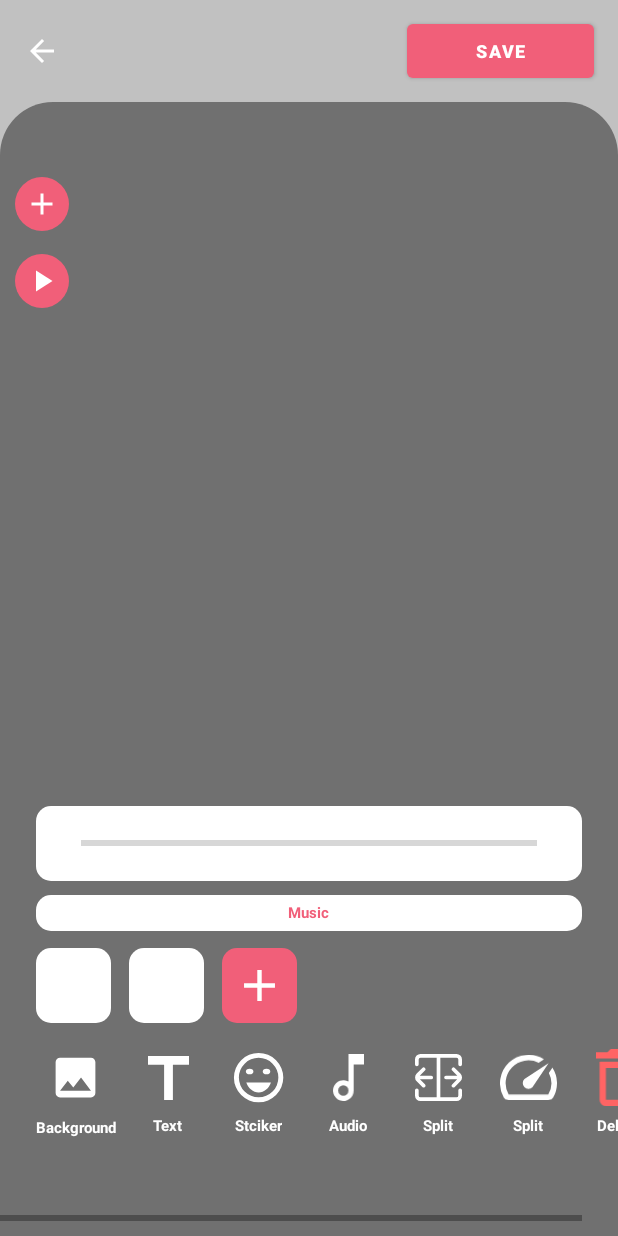
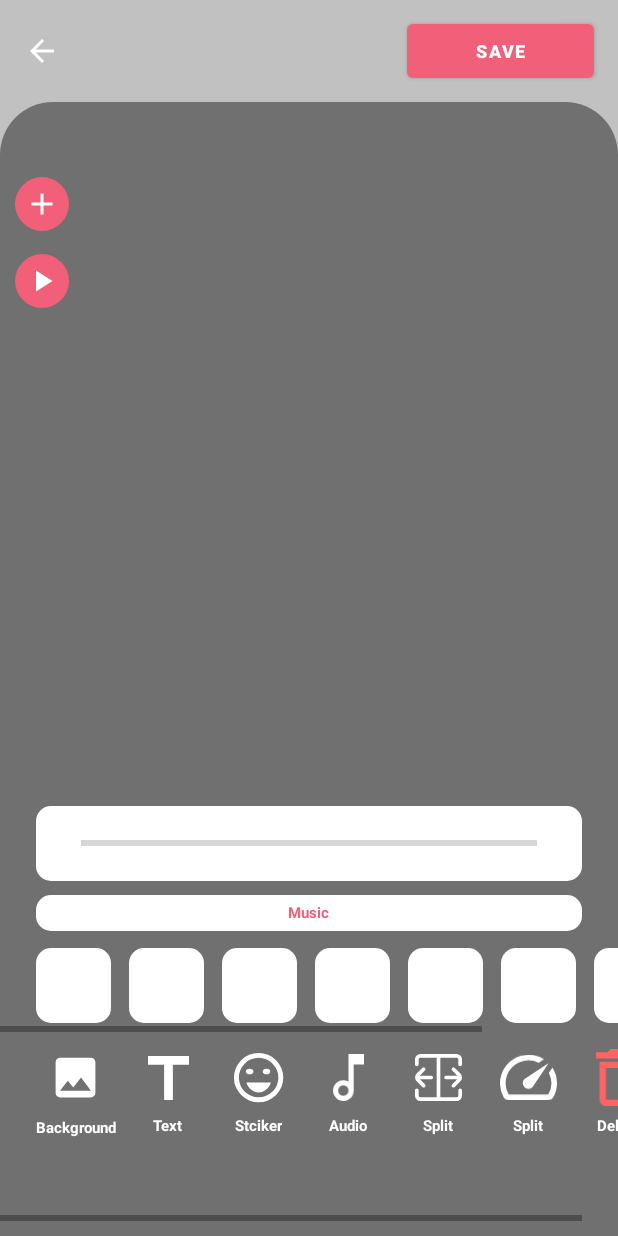
Before and after one commit to syedmhdarif/AivieV3, an Android app: the Activity_Editpage screen opened directly, with no data from a screen before it, on a phone screen of 412 x 824 dp. Run offline under Robolectric (Android 15) with nearby library versions, the phone set to English and light mode, and no system bars.

Commit message:
horizontal scrollview

```diff
--- a/app/src/main/res/layout/activity_editpage.xml
+++ b/app/src/main/res/layout/activity_editpage.xml
@@ -155,8 +155,8 @@
         </RelativeLayout>
 
         <androidx.constraintlayout.widget.ConstraintLayout
-            android:id="@+id/editsegment"
-            android:layout_width="368dp"
+            android:id="@+id/segmentarea"
+            android:layout_width="match_parent"
             android:layout_height="62dp"
             android:layout_below="@+id/editmusic"
             android:layout_alignParentStart="true"
@@ -165,14 +165,37 @@
             android:layout_marginTop="5dp"
             android:layout_marginEnd="0dp">
 
+            <HorizontalScrollView
+                android:layout_width="match_parent"
+                android:layout_height="match_parent"
+                app:layout_constraintEnd_toEndOf="parent"
+                app:layout_constraintStart_toStartOf="parent"
+                app:layout_constraintTop_toTopOf="@+id/segmentarea"
+                app:layout_constraintBottom_toBottomOf="@+id/segmentarea">
+
+            <RelativeLayout
+                android:id="@+id/editsegment"
+                android:layout_width="match_parent"
+                android:layout_height="62dp"
+                app:layout_constraintTop_toTopOf="@+id/segmentarea"
+                app:layout_constraintBottom_toBottomOf="@+id/segmentarea"
+                android:layout_alignParentStart="true"
+                android:layout_alignParentEnd="true"
+                app:layout_constraintEnd_toEndOf="parent"
+                app:layout_constraintStart_toStartOf="parent">
+
                 <ImageView
                     android:id="@+id/editsegment1"
                     android:layout_width="50dp"
                     android:layout_height="50dp"
+                    android:layout_alignParentStart="true"
+                    android:layout_alignParentTop="true"
+
+                    android:layout_centerInParent="true"
                     android:layout_marginStart="24dp"
+                    android:layout_marginTop="6dp"
                     android:background="@drawable/editprogress"
                     app:layout_constraintBottom_toBottomOf="parent"
-                app:layout_constraintStart_toStartOf="parent"
                     app:layout_constraintTop_toTopOf="parent" />
 
                 <ImageView
@@ -180,27 +203,87 @@
                     android:layout_width="50dp"
                     android:layout_height="50dp"
                     android:layout_marginStart="12dp"
+                    android:layout_marginTop="6dp"
+                    android:layout_toEndOf="@+id/editsegment1"
                     android:background="@drawable/editprogress"
                     app:layout_constraintBottom_toBottomOf="parent"
-                app:layout_constraintStart_toEndOf="@+id/editsegment1"
                     app:layout_constraintTop_toTopOf="parent" />
 
-            <ImageButton
+                <ImageView
                     android:id="@+id/editsegment3"
                     android:layout_width="50dp"
                     android:layout_height="50dp"
                     android:layout_marginStart="12dp"
+                    android:layout_marginTop="6dp"
+                    android:layout_toEndOf="@+id/editsegment2"
+                    android:background="@drawable/editprogress"
+                    app:layout_constraintBottom_toBottomOf="parent"
+                    app:layout_constraintTop_toTopOf="parent" />
+
+                <ImageView
+                    android:id="@+id/editsegment4"
+                    android:layout_width="50dp"
+                    android:layout_height="50dp"
+                    android:layout_marginStart="12dp"
+                    android:layout_marginTop="6dp"
+                    android:layout_toEndOf="@+id/editsegment3"
+                    android:background="@drawable/editprogress"
+                    app:layout_constraintBottom_toBottomOf="parent"
+                    app:layout_constraintTop_toTopOf="parent" />
+
+                <ImageView
+                    android:id="@+id/editsegment5"
+                    android:layout_width="50dp"
+                    android:layout_height="50dp"
+                    android:layout_marginStart="12dp"
+                    android:layout_marginTop="6dp"
+                    android:layout_toEndOf="@+id/editsegment4"
+                    android:background="@drawable/editprogress"
+                    app:layout_constraintBottom_toBottomOf="parent"
+                    app:layout_constraintTop_toTopOf="parent" />
+
+                <ImageView
+                    android:id="@+id/editsegment6"
+                    android:layout_width="50dp"
+                    android:layout_height="50dp"
+                    android:layout_marginStart="12dp"
+                    android:layout_marginTop="6dp"
+                    android:layout_toEndOf="@+id/editsegment5"
+                    android:background="@drawable/editprogress"
+                    app:layout_constraintBottom_toBottomOf="parent"
+                    app:layout_constraintTop_toTopOf="parent" />
+
+                <ImageView
+                    android:id="@+id/editsegment7"
+                    android:layout_width="50dp"
+                    android:layout_height="50dp"
+                    android:layout_marginStart="12dp"
+                    android:layout_marginTop="6dp"
+                    android:layout_toEndOf="@+id/editsegment6"
+                    android:background="@drawable/editprogress"
+                    app:layout_constraintBottom_toBottomOf="parent"
+                    app:layout_constraintTop_toTopOf="parent" />
+
+                <ImageButton
+                    android:id="@+id/editsegment8"
+                    android:layout_width="50dp"
+                    android:layout_height="50dp"
+                    android:layout_marginStart="12dp"
+                    android:layout_marginTop="6dp"
+                    android:layout_toEndOf="@+id/editsegment7"
+                    android:layout_marginEnd="20dp"
+
                     android:background="@drawable/segmentaddvideo"
-
                     android:padding="7dp"
                     android:scaleType="fitCenter"
                     android:src="@drawable/ic_baseline_add_24"
                     app:layout_constraintBottom_toBottomOf="parent"
-                app:layout_constraintStart_toEndOf="@+id/editsegment2"
                     app:layout_constraintTop_toTopOf="parent"
                     tools:ignore="SpeakableTextPresentCheck" />
 
 
+            </RelativeLayout>
+            </HorizontalScrollView>
         </androidx.constraintlayout.widget.ConstraintLayout>
 
 
@@ -208,7 +291,7 @@
             android:id="@+id/basicedit"
             android:layout_width="match_parent"
             android:layout_height="50dp"
-            android:layout_below="@+id/editsegment"
+            android:layout_below="@+id/segmentarea"
             android:layout_alignParentStart="true"
             android:layout_alignParentEnd="true"
             android:layout_alignParentBottom="true"
```
Lines whose indentation alone changed are shown as unchanged.
